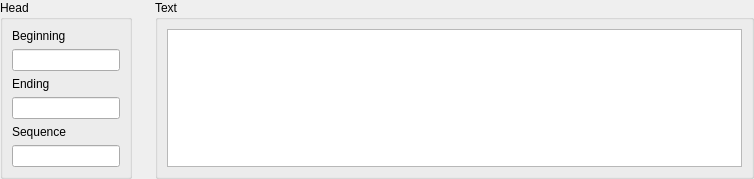
up1and/tafor, file tafor/components/ui/sigmet_custom.ui: the form before one commit.
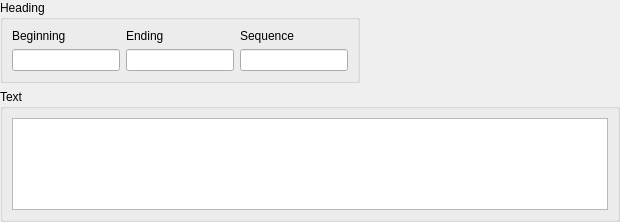
The form after the commit.

Commit message: 调整 SIGMET 编辑器要素布局

The edit to the form file:
```diff
--- a/tafor/components/ui/sigmet_custom.ui
+++ b/tafor/components/ui/sigmet_custom.ui
@@ -6,14 +6,14 @@
    <rect>
     <x>0</x>
     <y>0</y>
-    <width>754</width>
-    <height>158</height>
+    <width>620</width>
+    <height>222</height>
    </rect>
   </property>
   <property name="windowTitle">
    <string notr="true">Sigmet</string>
   </property>
-  <layout class="QGridLayout" name="gridLayout">
+  <layout class="QVBoxLayout" name="verticalLayout">
    <property name="leftMargin">
     <number>0</number>
    </property>
@@ -26,7 +26,61 @@
    <property name="bottomMargin">
     <number>0</number>
    </property>
-   <item row="0" column="1" alignment="Qt::AlignLeft|Qt::AlignTop">
+   <item>
+    <widget class="QGroupBox" name="headingGroup">
+     <property name="sizePolicy">
+      <sizepolicy hsizetype="Fixed" vsizetype="Fixed">
+       <horstretch>0</horstretch>
+       <verstretch>0</verstretch>
+      </sizepolicy>
+     </property>
+     <property name="title">
+      <string>Heading</string>
+     </property>
+     <layout class="QGridLayout" name="gridLayout_1">
+      <item row="0" column="0">
+       <widget class="QLabel" name="beginningTimeLabel">
+        <property name="text">
+         <string>Beginning</string>
+        </property>
+        <property name="buddy">
+         <cstring>beginningTime</cstring>
+        </property>
+       </widget>
+      </item>
+      <item row="1" column="1">
+       <widget class="QLineEdit" name="endingTime"/>
+      </item>
+      <item row="0" column="1">
+       <widget class="QLabel" name="endingTimeLabel">
+        <property name="text">
+         <string>Ending</string>
+        </property>
+        <property name="buddy">
+         <cstring>endingTime</cstring>
+        </property>
+       </widget>
+      </item>
+      <item row="1" column="0">
+       <widget class="QLineEdit" name="beginningTime"/>
+      </item>
+      <item row="0" column="2">
+       <widget class="QLabel" name="sequenceLabel">
+        <property name="text">
+         <string>Sequence</string>
+        </property>
+        <property name="buddy">
+         <cstring>sequence</cstring>
+        </property>
+       </widget>
+      </item>
+      <item row="1" column="2">
+       <widget class="QLineEdit" name="sequence"/>
+      </item>
+     </layout>
+    </widget>
+   </item>
+   <item>
     <widget class="QGroupBox" name="textGroup">
      <property name="title">
       <string>Text</string>
@@ -55,60 +109,6 @@
      </layout>
     </widget>
    </item>
-   <item row="0" column="0" alignment="Qt::AlignLeft|Qt::AlignTop">
-    <widget class="QGroupBox" name="headGroup">
-     <property name="sizePolicy">
-      <sizepolicy hsizetype="Fixed" vsizetype="Fixed">
-       <horstretch>0</horstretch>
-       <verstretch>0</verstretch>
-      </sizepolicy>
-     </property>
-     <property name="title">
-      <string>Head</string>
-     </property>
-     <layout class="QGridLayout" name="gridLayout_2">
-      <item row="5" column="0">
-       <widget class="QLineEdit" name="sequence"/>
-      </item>
-      <item row="2" column="0">
-       <widget class="QLabel" name="endingTimeLabel">
-        <property name="text">
-         <string>Ending</string>
-        </property>
-        <property name="buddy">
-         <cstring>endingTime</cstring>
-        </property>
-       </widget>
-      </item>
-      <item row="4" column="0">
-       <widget class="QLabel" name="sequenceLabel">
-        <property name="text">
-         <string>Sequence</string>
-        </property>
-        <property name="buddy">
-         <cstring>sequence</cstring>
-        </property>
-       </widget>
-      </item>
-      <item row="0" column="0">
-       <widget class="QLabel" name="beginningTimeLabel">
-        <property name="text">
-         <string>Beginning</string>
-        </property>
-        <property name="buddy">
-         <cstring>beginningTime</cstring>
-        </property>
-       </widget>
-      </item>
-      <item row="3" column="0">
-       <widget class="QLineEdit" name="endingTime"/>
-      </item>
-      <item row="1" column="0">
-       <widget class="QLineEdit" name="beginningTime"/>
-      </item>
-     </layout>
-    </widget>
-   </item>
   </layout>
  </widget>
  <resources/>
```
Left out of the diff: 6 changed lines with no effect on the pictures. The commit also changes 15 other files.
